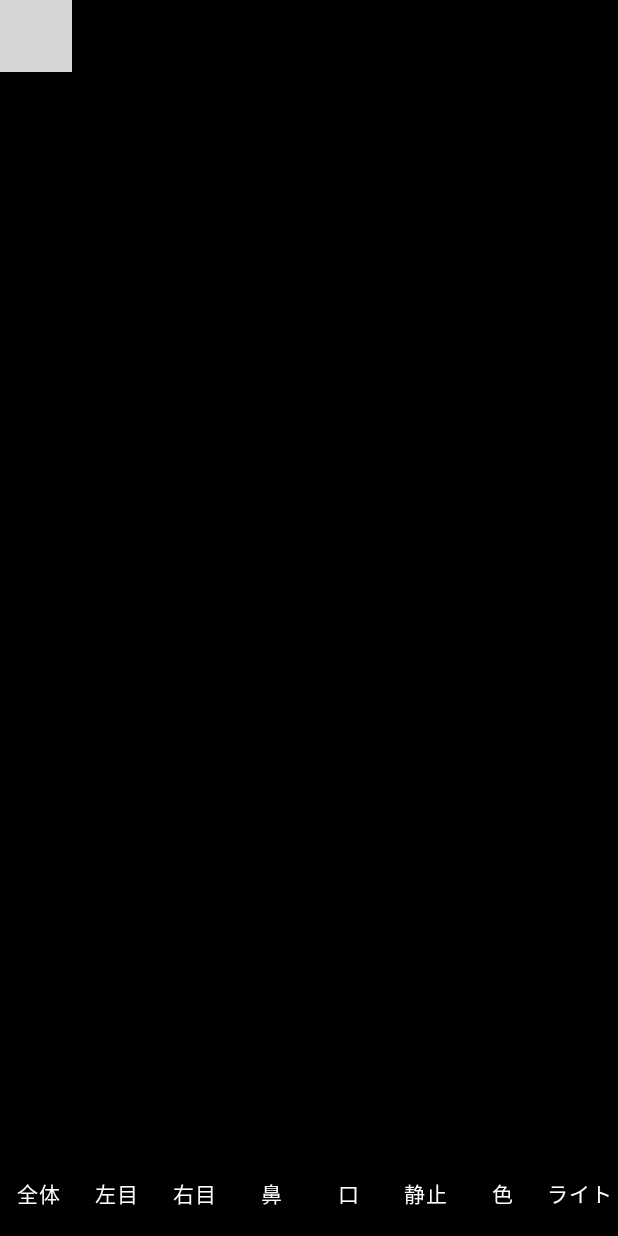
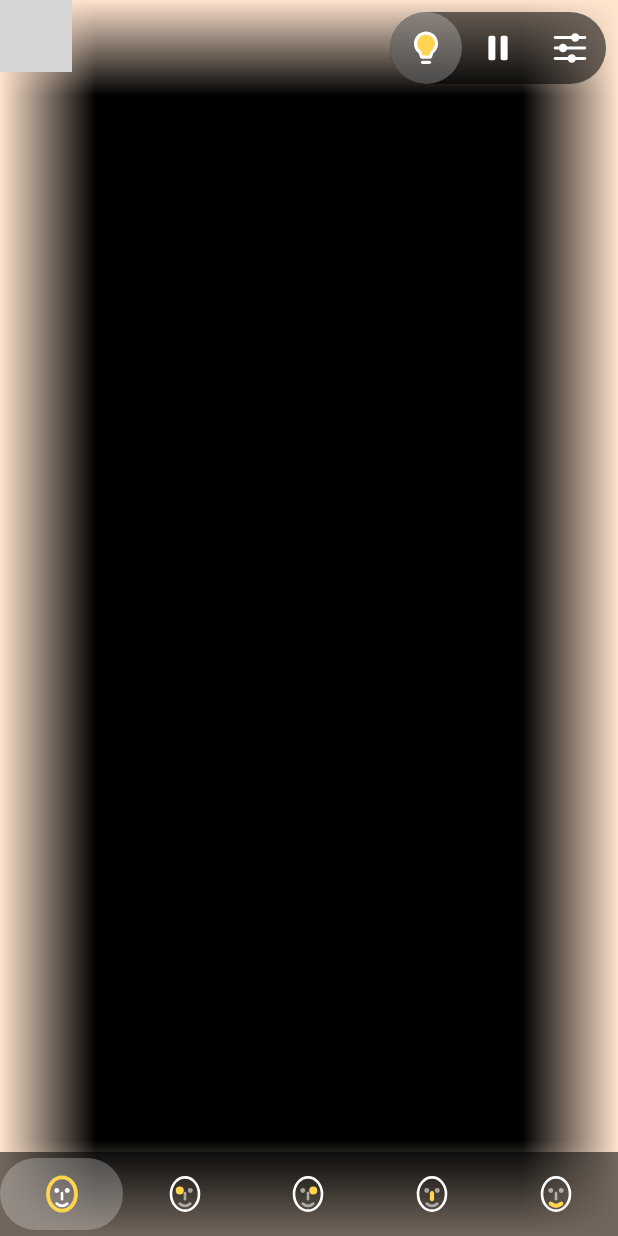
Before and after one commit to hide10/kagami, an Android app built with Jetpack Compose: the screen it shows after launch (MainActivity), after a tap on "静止", on a phone screen of 412 x 824 dp. Run offline under Robolectric (Android 15) with nearby library versions, the phone set to English and light mode, and no system bars; libraries missing offline, so code that uses them is left out: androidx.camera.camera2, androidx.camera.core, androidx.camera.lifecycle, androidx.camera.view, com.google.mlkit.vision; 30 statements that could not run were skipped; 1 other tap on this screen came first; grey boxes are pictures that could not be loaded.

Commit message:
feat(ui): ボタンをアイコンにし、部位は下、機能は上に分ける
文字のボタンを Canvas で描いた絵に替える(依存は増やさない)。下のバーは全体・左目・右目・鼻・口で、ひとつの顔の絵の
その部位だけを黄色で大きく描き、全体は輪郭を黄色にする。左目は今までどおり画面の左に映る目で、絵は左右に反転しない。
ライト・静止・色・明るさは、ステータスバーと切り欠きの下(WindowInsets.safeDrawing)に右寄せの一列で置く。
どのアイコンも押せる範囲は 48dp 以上で、日本語の contentDescription を持ち、選んでいるあいだは下地を明るくして絵を黄色にする。
全体は全体を映しているあいだ、部位は顔を探しているあいだ選ばれて見える。下地は光った画面の上でも白が読める濃さ(黒 55%)にする。
ライトの長押しには手応えを返す。パネルは今までどおり下のバーの上に開き、色パネルの「元に戻す」は TextButton にする。

Co-Authored-By: Claude Opus 5.5 <noreply@anthropic.com>
Claude-Session: https://claude.ai/code/session_0161geP9ZBtZR35shjY3PeFg

```diff
--- /dev/null
+++ b/app/src/main/java/com/hide10/kagami/ui/Glyphs.kt
@@ -0,0 +1,69 @@
+package com.hide10.kagami.ui
+
+import androidx.compose.ui.geometry.CornerRadius
+import androidx.compose.ui.geometry.Offset
+import androidx.compose.ui.geometry.Rect
+import androidx.compose.ui.geometry.Size
+import androidx.compose.ui.graphics.Color
+import androidx.compose.ui.graphics.Path
+import androidx.compose.ui.graphics.StrokeCap
+import androidx.compose.ui.graphics.StrokeJoin
+import androidx.compose.ui.graphics.drawscope.DrawScope
+import androidx.compose.ui.graphics.drawscope.Stroke
+import androidx.compose.ui.graphics.drawscope.scale
+import com.hide10.kagami.core.FacePart
+
+// アイコンの絵。24×24 の格子に描いてキャンバスの大きさまで広げ、選んでいる所や点いているものは ACCENT で描く。
+
+private val INK = Color.White
+private val FAINT = Color.White.copy(alpha = 0.55f)
+private val ACCENT = Color(0xFFFFD54F)
+
+private inline fun DrawScope.grid(block: DrawScope.() -> Unit) = scale(size.minDimension / 24f, Offset.Zero, block)
+
+/** 顔の輪郭と目・鼻・口。part を ACCENT で大きく描き、null なら輪郭を ACCENT にして全体を表す。左目は画面の左に映る目で、左右は入れ替えない。 */
+internal fun DrawScope.faceGlyph(part: FacePart?) = grid {
+    fun ink(p: FacePart) = when (part) {
+        null -> INK
+        p -> ACCENT
+        else -> FAINT
+    }
+    fun width(p: FacePart) = if (part == p) 2.4f else 1.5f
+    drawOval(if (part == null) ACCENT else INK, Offset(4f, 2.5f), Size(16f, 19f), style = Stroke(if (part == null) 2.2f else 1.5f))
+    for ((eye, x) in listOf(FacePart.LEFT_EYE to 9f, FacePart.RIGHT_EYE to 15f)) {
+        drawCircle(ink(eye), if (part == eye) 2.3f else 1.4f, Offset(x, 10f))
+    }
+    drawLine(ink(FacePart.NOSE), Offset(12f, 11.5f), Offset(12f, 15f), width(FacePart.NOSE), StrokeCap.Round)
+    val mouth = Path().apply {
+        moveTo(9f, 17.5f)
+        quadraticTo(12f, 20f, 15f, 17.5f)
+    }
+    drawPath(mouth, ink(FacePart.MOUTH), style = Stroke(width(FacePart.MOUTH), cap = StrokeCap.Round))
+}
+
+/** 電球。lit なら中を塗る。 */
+internal fun DrawScope.bulbGlyph(lit: Boolean) = grid {
+    val bulb = Path().apply {
+        arcTo(Rect(Offset(12f, 9.5f), 6f), 125f, 290f, forceMoveTo = true)
+        lineTo(14.5f, 17.2f)
+        lineTo(9.5f, 17.2f)
+        close()
+    }
+    if (lit) drawPath(bulb, ACCENT)
+    drawPath(bulb, INK, style = Stroke(1.8f, join = StrokeJoin.Round))
+    drawLine(INK, Offset(10f, 20.2f), Offset(14f, 20.2f), 1.8f, StrokeCap.Round)
+}
+
+/** 一時停止の 2 本の棒。 */
+internal fun DrawScope.pauseGlyph(active: Boolean) = grid {
+    for (x in listOf(6.5f, 13.5f)) drawRoundRect(if (active) ACCENT else INK, Offset(x, 5f), Size(4f, 14f), CornerRadius(1f))
+}
+
+/** つまみの付いた 3 本のスライダー。 */
+internal fun DrawScope.slidersGlyph(active: Boolean) = grid {
+    val c = if (active) ACCENT else INK
+    for ((y, knob) in listOf(6f to 15f, 12f to 8f, 18f to 13f)) {
+        drawLine(c, Offset(3.5f, y), Offset(20.5f, y), 1.6f, StrokeCap.Round)
+        drawCircle(c, 2.4f, Offset(knob, y))
+    }
+}
--- a/app/src/main/java/com/hide10/kagami/ui/MirrorScreen.kt
+++ b/app/src/main/java/com/hide10/kagami/ui/MirrorScreen.kt
@@ -6,26 +6,37 @@ import android.view.View
 import android.view.WindowManager
 import androidx.camera.core.ImageAnalysis
 import androidx.camera.view.PreviewView
+import androidx.compose.foundation.Canvas
 import androidx.compose.foundation.ExperimentalFoundationApi
 import androidx.compose.foundation.Image
 import androidx.compose.foundation.background
 import androidx.compose.foundation.combinedClickable
 import androidx.compose.foundation.gestures.detectTapGestures
 import androidx.compose.foundation.gestures.detectTransformGestures
+import androidx.compose.foundation.layout.Arrangement
 import androidx.compose.foundation.layout.Box
 import androidx.compose.foundation.layout.BoxWithConstraints
 import androidx.compose.foundation.layout.Column
 import androidx.compose.foundation.layout.Row
+import androidx.compose.foundation.layout.Spacer
+import androidx.compose.foundation.layout.WindowInsets
+import androidx.compose.foundation.layout.WindowInsetsSides
 import androidx.compose.foundation.layout.fillMaxSize
 import androidx.compose.foundation.layout.fillMaxWidth
 import androidx.compose.foundation.layout.navigationBarsPadding
+import androidx.compose.foundation.layout.only
 import androidx.compose.foundation.layout.padding
+import androidx.compose.foundation.layout.safeDrawing
+import androidx.compose.foundation.layout.size
 import androidx.compose.foundation.layout.sizeIn
 import androidx.compose.foundation.layout.width
+import androidx.compose.foundation.layout.windowInsetsPadding
 import androidx.compose.foundation.shape.CircleShape
+import androidx.compose.material3.ButtonDefaults
 import androidx.compose.material3.Slider
 import androidx.compose.material3.Surface
 import androidx.compose.material3.Text
+import androidx.compose.material3.TextButton
 import androidx.compose.runtime.Composable
 import androidx.compose.runtime.DisposableEffect
 import androidx.compose.runtime.LaunchedEffect
@@ -37,6 +48,7 @@ import androidx.compose.runtime.setValue
 import androidx.compose.runtime.withFrameNanos
 import androidx.compose.ui.Alignment
 import androidx.compose.ui.Modifier
+import androidx.compose.ui.draw.alpha
 import androidx.compose.ui.draw.clip
 import androidx.compose.ui.draw.drawBehind
 import androidx.compose.ui.geometry.Offset
@@ -47,10 +59,17 @@ import androidx.compose.ui.graphics.ColorMatrix
 import androidx.compose.ui.graphics.ImageBitmap
 import androidx.compose.ui.graphics.asAndroidColorFilter
 import androidx.compose.ui.graphics.asImageBitmap
+import androidx.compose.ui.graphics.drawscope.DrawScope
 import androidx.compose.ui.graphics.graphicsLayer
+import androidx.compose.ui.hapticfeedback.HapticFeedbackType
 import androidx.compose.ui.input.pointer.pointerInput
 import androidx.compose.ui.layout.ContentScale
 import androidx.compose.ui.platform.LocalContext
+import androidx.compose.ui.platform.LocalHapticFeedback
+import androidx.compose.ui.semantics.Role
+import androidx.compose.ui.semantics.contentDescription
+import androidx.compose.ui.semantics.selected
+import androidx.compose.ui.semantics.semantics
 import androidx.compose.ui.text.style.TextAlign
 import androidx.compose.ui.unit.dp
 import androidx.compose.ui.unit.sp
@@ -155,10 +174,24 @@ fun MirrorScreen(vm: MirrorViewModel = viewModel()) {
                 },
         )
         if (state.light.on) LightFrame(state.light)
-        Controls(
+        Column(Modifier.fillMaxSize()) {
+            FunctionRow(
                 state,
                 vm,
-            onPart = { part ->
+                onFreeze = {
+                    if (still != null) {
+                        goLive()
+                    } else {
+                        preview.bitmap?.let {
+                            still = it.asImageBitmap()
+                            faces.cancel()
+                            vm.freeze(frame.applied, size)
+                        }
+                    }
+                },
+            )
+            Spacer(Modifier.weight(1f))
+            PartBar(state, vm) { part ->
                 if (vm.request(part)) {
                     val press = ++presses
                     val mapping = frame.mapping
@@ -172,20 +205,8 @@ fun MirrorScreen(vm: MirrorViewModel = viewModel()) {
                         }
                     }
                 }
-            },
-            onFreeze = {
-                if (still != null) {
-                    goLive()
-                } else {
-                    preview.bitmap?.let {
-                        still = it.asImageBitmap()
-                        faces.cancel()
-                        vm.freeze(frame.applied, size)
             }
         }
-            },
-            Modifier.align(Alignment.BottomCenter),
-        )
     }
 }
 
@@ -278,32 +299,51 @@ private val PARTS = listOf(
     FacePart.MOUTH to "口",
 )
 
+/** アイコンの下に敷く暗い下地。光っている画面の上でも白いアイコンが読める濃さ。 */
+private val SCRIM = Color.Black.copy(alpha = 0.55f)
+
+/** 機能のアイコン。ステータスバーと切り欠きの下に、右へ寄せて並べる。 */
 @Composable
-private fun Controls(
-    state: MirrorState,
-    vm: MirrorViewModel,
-    onPart: (FacePart) -> Unit,
-    onFreeze: () -> Unit,
-    modifier: Modifier,
+private fun FunctionRow(state: MirrorState, vm: MirrorViewModel, onFreeze: () -> Unit) {
+    Row(
+        Modifier.fillMaxWidth()
+            .windowInsetsPadding(WindowInsets.safeDrawing.only(WindowInsetsSides.Top + WindowInsetsSides.Horizontal))
+            .padding(8.dp),
+        Arrangement.End,
     ) {
         // Surface は自分の上のタップを下のプレビューへ通さない。外側のタップはそのまま通る。
-    Surface(modifier.fillMaxWidth(), color = Color.Black.copy(alpha = 0.35f), contentColor = Color.White) {
+        Surface(shape = CircleShape, color = SCRIM, contentColor = Color.White) {
+            Row {
+                GlyphButton("ライト", selected = state.light.on, onLongClick = { vm.toggle(Panel.LIGHT) }, onClick = vm::toggleLight) {
+                    bulbGlyph(state.light.on)
+                }
+                GlyphButton("静止", selected = state.frozen, onClick = onFreeze) { pauseGlyph(state.frozen) }
+                val coloring = state.panel == Panel.COLOR
+                GlyphButton("色・明るさ", selected = coloring, onClick = { vm.toggle(Panel.COLOR) }) { slidersGlyph(coloring) }
+            }
+        }
+    }
+}
+
+/** 部位のアイコンと、その上に開くパネル。 */
+@Composable
+private fun PartBar(state: MirrorState, vm: MirrorViewModel, onPart: (FacePart) -> Unit) {
+    Surface(Modifier.fillMaxWidth(), color = SCRIM, contentColor = Color.White) {
         Column(Modifier.navigationBarsPadding().padding(vertical = 4.dp)) {
             when (state.panel) {
                 Panel.COLOR -> ColorPanel(state.color, vm)
                 Panel.LIGHT -> LightPanel(state.light, vm)
                 null -> Unit
             }
-            // 幅を等分する。360dp で 8 個なら 1 個 45dp で、いちばん長い「ライト」(14sp で 42dp)も 1 行に収まる。
             Row(Modifier.fillMaxWidth()) {
                 val cell = Modifier.weight(1f)
-                BarButton("全体", cell) { vm.showAll() }
-                for ((part, label) in PARTS) {
-                    BarButton(label, cell, enabled = !state.frozen) { onPart(part) }
+                val whole = state.target == null && state.pendingPart == null
+                GlyphButton("全体", cell, selected = whole, onClick = vm::showAll) { faceGlyph(null) }
+                for ((part, name) in PARTS) {
+                    GlyphButton(name, cell, selected = state.pendingPart == part, enabled = !state.frozen, onClick = { onPart(part) }) {
+                        faceGlyph(part)
                     }
-                BarButton("静止", cell, state.frozen, onClick = onFreeze)
-                BarButton("色", cell, state.panel == Panel.COLOR) { vm.toggle(Panel.COLOR) }
-                BarButton("ライト", cell, state.light.on, onLongClick = { vm.toggle(Panel.LIGHT) }) { vm.toggleLight() }
+                }
             }
         }
     }
@@ -319,7 +359,9 @@ private fun ColorPanel(color: ColorAdjust, vm: MirrorViewModel) {
             vm.adjustColor { it.withKelvin(v) }
         }
         Box(Modifier.fillMaxWidth(), Alignment.CenterEnd) {
-            BarButton("元に戻す") { vm.adjustColor { ColorAdjust() } }
+            TextButton({ vm.adjustColor { ColorAdjust() } }, colors = ButtonDefaults.textButtonColors(contentColor = Color.White)) {
+                Text("元に戻す", fontSize = 14.sp)
+            }
         }
     }
 }
@@ -354,21 +396,38 @@ private fun SliderRow(
     }
 }
 
+/** 絵だけのボタン。押せる範囲は 48dp 以上で、選んでいるあいだは下地を明るくする。長押しには手応えを返す。 */
 @OptIn(ExperimentalFoundationApi::class)
 @Composable
-private fun BarButton(
-    label: String,
+private fun GlyphButton(
+    description: String,
     modifier: Modifier = Modifier,
     selected: Boolean = false,
     enabled: Boolean = true,
     onLongClick: (() -> Unit)? = null,
     onClick: () -> Unit,
+    glyph: DrawScope.() -> Unit,
 ) {
+    val haptics = LocalHapticFeedback.current
     Box(
         modifier.sizeIn(minWidth = 48.dp, minHeight = 48.dp)
             .clip(CircleShape)
             .background(if (selected) Color.White.copy(alpha = 0.25f) else Color.Transparent)
-            .combinedClickable(enabled = enabled, onLongClick = onLongClick, onClick = onClick),
+            .semantics {
+                contentDescription = description
+                this.selected = selected
+            }
+            .combinedClickable(
+                enabled = enabled,
+                role = Role.Button,
+                onLongClick = onLongClick?.let { long ->
+                    {
+                        haptics.performHapticFeedback(HapticFeedbackType.LongPress)
+                        long()
+                    }
+                },
+                onClick = onClick,
+            ),
         Alignment.Center,
-    ) { Text(label, color = Color.White.copy(alpha = if (enabled) 1f else 0.38f), fontSize = 14.sp) }
+    ) { Canvas(Modifier.size(28.dp).alpha(if (enabled) 1f else 0.38f), onDraw = glyph) }
 }
```
Lines whose indentation alone changed are shown as unchanged.
